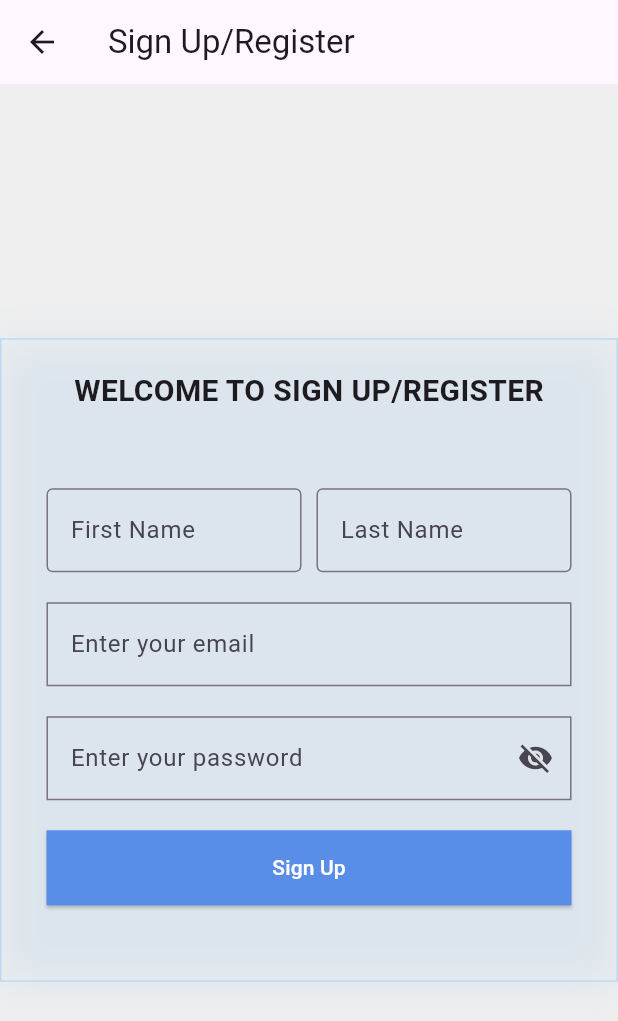
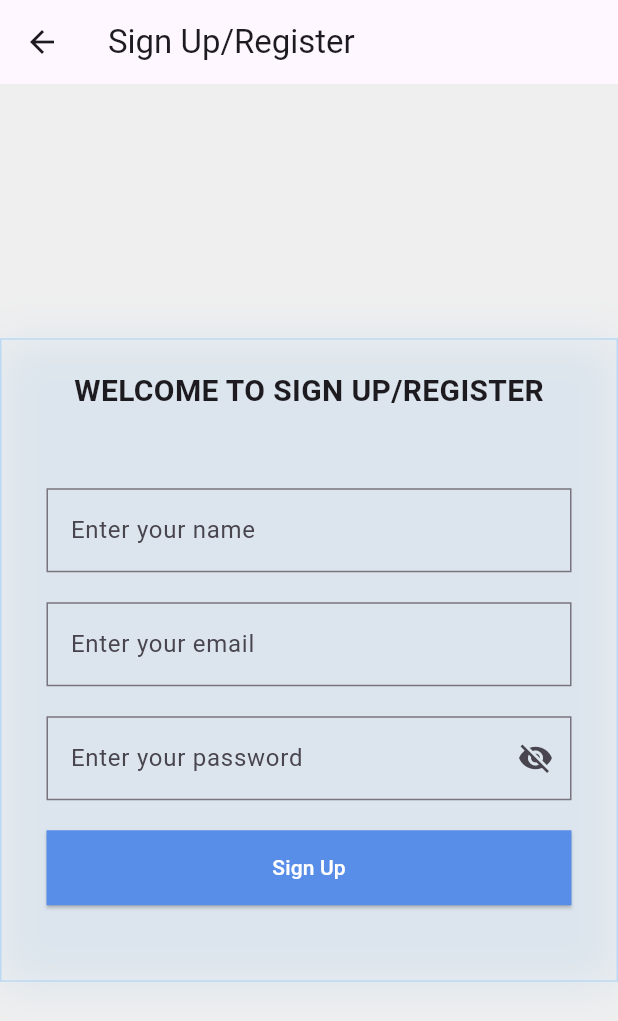
Before and after one commit to bibekparajuli39/GearShoppingApp-using-flutter, a Flutter app: the SignupScreen screen opened by its route, after a tap on "Sign Up", on a phone screen of 412 x 824 dp. Shown: the top 1021 px of the screen. Run offline on Flutter 3.47's test engine with Material 3 defaults, Android fonts, the phone set to English and light mode, and no system bars; our stand-ins replace cloud_firestore, firebase_auth, firebase_core, flutter_riverpod, riverpod; accounts and stored records are empty; network calls fail.

Commit message:
changes the UI

```diff
--- a/lib/screens/login/authprovider.dart
+++ b/lib/screens/login/authprovider.dart
@@ -1,3 +1,4 @@
+import 'package:cloud_firestore/cloud_firestore.dart';
 import 'package:firebase_auth/firebase_auth.dart';
 import 'package:flutter_riverpod/flutter_riverpod.dart';
 
@@ -13,8 +14,26 @@ class AuthService {
   final FirebaseAuth auth;
   AuthService(this.auth);
 
-  Future<void> signUp(String email, String password) async {
-    await auth.createUserWithEmailAndPassword(email: email, password: password);
+  Future<void> signUp(String name, String email, String password) async {
+    UserCredential userCredential = await auth.createUserWithEmailAndPassword(
+      email: email,
+      password: password,
+    );
+    // get created user
+    User user = userCredential.user!;
+
+    // save display name
+    await user.updateDisplayName(name);
+
+    // refresh user data
+    await user.reload();
+
+    await FirebaseFirestore.instance.collection('users').doc(user.uid).set({
+      'uid': user.uid,
+      'fullName': name,
+      'email': email,
+      'createdAt': Timestamp.now(),
+    });
   }
 
   Future<void> reset(String email) async {
--- a/lib/screens/login/signup_screen.dart
+++ b/lib/screens/login/signup_screen.dart
@@ -11,11 +11,13 @@ class SignupScreen extends ConsumerStatefulWidget {
 }
 
 class _SignupScreenState extends ConsumerState<SignupScreen> {
+  final nameController = TextEditingController();
   final emailController = TextEditingController();
   final passwordController = TextEditingController();
 
   @override
   void dispose() {
+    nameController.dispose();
     emailController.dispose();
     passwordController.dispose();
     super.dispose();
@@ -70,19 +72,15 @@ class _SignupScreenState extends ConsumerState<SignupScreen> {
                   padding: const EdgeInsets.all(20),
                   child: Column(
                     children: [
-                      Row(
-                        children: [
-                          Expanded(
-                            child: MyTextField(
-                              text: 'First Name',
-                              name: 'name',
-                            ),
+                      TextField(
+                        controller: nameController,
+                        keyboardType: TextInputType.name,
+                        decoration: const InputDecoration(
+                          labelText: 'Enter your name',
+                          border: OutlineInputBorder(
+                            borderRadius: BorderRadius.zero,
                           ),
-                          SizedBox(width: 10),
-                          Expanded(
-                            child: MyTextField(text: 'Last Name', name: 'name'),
-                          ),
-                        ],
+                        ),
                       ),
                       SizedBox(height: 20),
                       TextField(
@@ -125,6 +123,7 @@ class _SignupScreenState extends ConsumerState<SignupScreen> {
                           final authService = ref.read(authServiceProvider);
 
                           await authService.signUp(
+                            nameController.text,
                             emailController.text,
                             passwordController.text,
                           );
--- a/pubspec.yaml
+++ b/pubspec.yaml
@@ -40,7 +40,7 @@ dependencies:
   lottie: ^3.3.3
   firebase_core: ^4.7.0
   firebase_auth: ^6.4.0
-  cloud_firestore: ^6.3.0
+  cloud_firestore: ^6.4.1
   google_sign_in: ^7.2.0
   uuid: ^4.5.1
 
```
Also changed, not shown: lib/screens/home/home_screen.dart (+5 -7 lines), lib/screens/maintab_screen.dart (+15 -1 lines), pubspec.lock.
